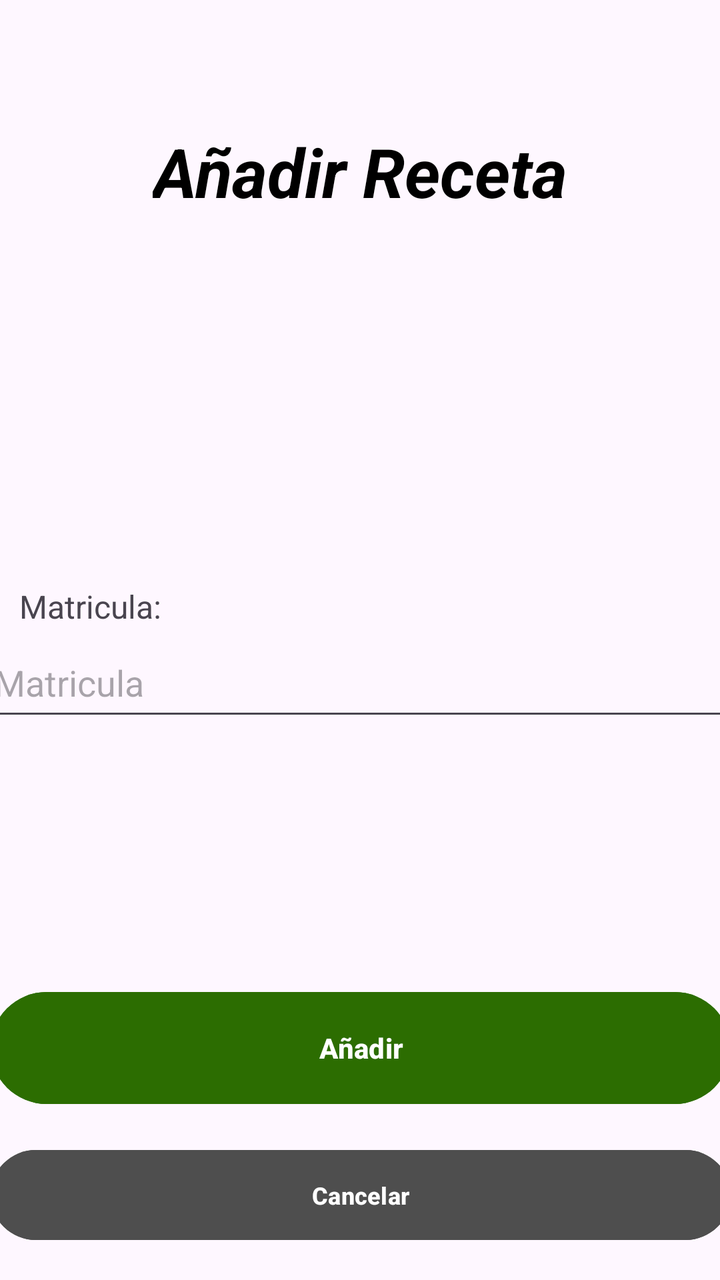
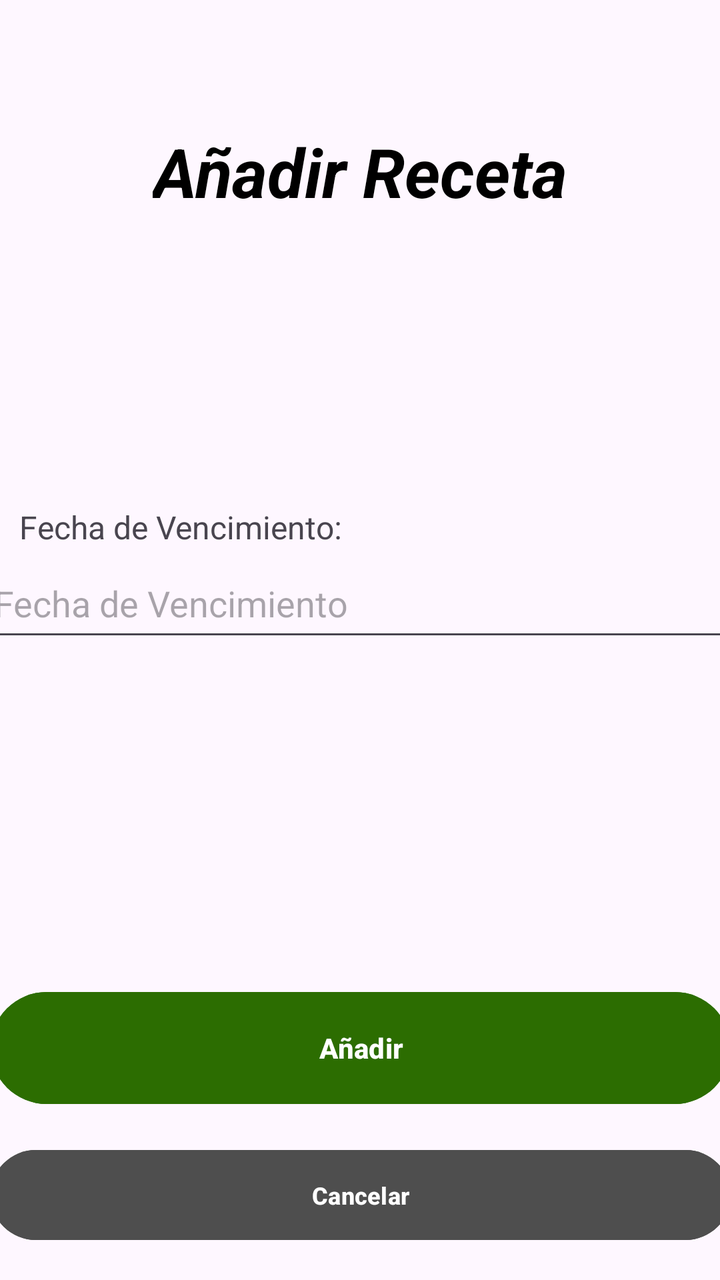

The first picture is an Android layout as it rendered before a commit; the second is the same layout after the commit. The layout source and the unified diff follow.
<!-- AndroidManifest.xml: application theme Theme.MobilesVC -->
<!-- res/layout/receta_crear_view.xml -->
<?xml version="1.0" encoding="utf-8"?>
<androidx.constraintlayout.widget.ConstraintLayout xmlns:android="http://schemas.android.com/apk/res/android"
    xmlns:app="http://schemas.android.com/apk/res-auto"
    xmlns:tools="http://schemas.android.com/tools"
    android:layout_width="match_parent"
    android:layout_height="match_parent">

    <EditText
        android:id="@+id/vMatriculaCrear"
        android:layout_width="373dp"
        android:layout_height="51dp"
        android:layout_marginStart="18dp"
        android:layout_marginTop="206dp"
        android:layout_marginEnd="20dp"
        android:ems="10"
        android:hint="Matricula"
        android:inputType="date"
        app:layout_constraintEnd_toEndOf="parent"
        app:layout_constraintStart_toStartOf="parent"
        app:layout_constraintTop_toBottomOf="@+id/textView10" />

    <TextView
        android:id="@+id/textView54"
        android:layout_width="200dp"
        android:layout_height="22dp"
        android:text="Matricula:"
        android:textSize="16sp"
        app:layout_constraintBottom_toTopOf="@+id/vMatriculaCrear"
        app:layout_constraintEnd_toEndOf="parent"
        app:layout_constraintHorizontal_bias="0.06"
        app:layout_constraintStart_toStartOf="parent" />

    <Button
        android:id="@+id/vVolverCrearReceta"
        android:layout_width="370dp"
        android:layout_height="53dp"
        android:layout_marginHorizontal="24dp"
        android:layout_marginBottom="16dp"
        android:backgroundTint="#4E4E4E"
        android:paddingVertical="10dp"
        android:text="Cancelar"
        android:textSize="12sp"
        android:textStyle="bold"
        android:visibility="visible"
        app:layout_constraintBottom_toBottomOf="parent"
        app:layout_constraintEnd_toEndOf="parent"
        app:layout_constraintHorizontal_bias="0.5"
        app:layout_constraintStart_toStartOf="parent" />

    <Button
        android:id="@+id/vCrearReceta"
        android:layout_width="370dp"
        android:layout_height="64dp"
        android:layout_marginBottom="84dp"
        android:backgroundTint="#2C6D01"
        android:paddingVertical="14dp"
        android:text="Añadir"
        android:textStyle="bold"
        app:layout_constraintBottom_toBottomOf="parent"
        app:layout_constraintEnd_toEndOf="parent"
        app:layout_constraintHorizontal_bias="0.5"
        app:layout_constraintStart_toStartOf="parent" />

    <TextView
        android:id="@+id/textView10"
        android:layout_width="wrap_content"
        android:layout_height="wrap_content"
        android:layout_marginStart="126dp"
        android:layout_marginTop="63dp"
        android:layout_marginEnd="126dp"
        android:fontFamily="sans-serif"
        android:text="Añadir Receta"
        android:textColor="#000000"
        android:textSize="34sp"
        android:textStyle="bold|italic"
        app:layout_constraintEnd_toEndOf="parent"
        app:layout_constraintStart_toStartOf="parent"
        app:layout_constraintTop_toTopOf="parent"
        tools:textSize="26sp" />

</androidx.constraintlayout.widget.ConstraintLayout>
<!-- resources referenced by this layout -->
<resources>
  <style name="Theme.MobilesVC" parent="Base.Theme.MobilesVC" />
  <style name="Base.Theme.MobilesVC" parent="Theme.Material3.DayNight.NoActionBar">
          
          
      </style>
</resources>

<!-- the commit's change to res/layout/receta_crear_view.xml (unified diff, before → after) -->
@@ -5,30 +5,32 @@
     android:layout_width="match_parent"
     android:layout_height="match_parent">
 
+    <TextView
+        android:id="@+id/textView80"
+        android:layout_width="200dp"
+        android:layout_height="22dp"
+        android:text="Fecha de Vencimiento:"
+        android:textSize="16sp"
+        app:layout_constraintBottom_toTopOf="@+id/vFechaFinCrear"
+        app:layout_constraintEnd_toEndOf="parent"
+        app:layout_constraintHorizontal_bias="0.061"
+        app:layout_constraintStart_toStartOf="parent" />
+
     <EditText
-        android:id="@+id/vMatriculaCrear"
+        android:id="@+id/vFechaFinCrear"
         android:layout_width="373dp"
         android:layout_height="51dp"
         android:layout_marginStart="18dp"
-        android:layout_marginTop="206dp"
         android:layout_marginEnd="20dp"
         android:ems="10"
-        android:hint="Matricula"
+        android:hint="Fecha de Vencimiento"
         android:inputType="date"
+        android:maxLength="10"
+        app:layout_constraintBottom_toTopOf="@+id/vCrearReceta"
         app:layout_constraintEnd_toEndOf="parent"
+        app:layout_constraintHorizontal_bias="0.5"
         app:layout_constraintStart_toStartOf="parent"
         app:layout_constraintTop_toBottomOf="@+id/textView10" />
-
-    <TextView
-        android:id="@+id/textView54"
-        android:layout_width="200dp"
-        android:layout_height="22dp"
-        android:text="Matricula:"
-        android:textSize="16sp"
-        app:layout_constraintBottom_toTopOf="@+id/vMatriculaCrear"
-        app:layout_constraintEnd_toEndOf="parent"
-        app:layout_constraintHorizontal_bias="0.06"
-        app:layout_constraintStart_toStartOf="parent" />
 
     <Button
         android:id="@+id/vVolverCrearReceta"
